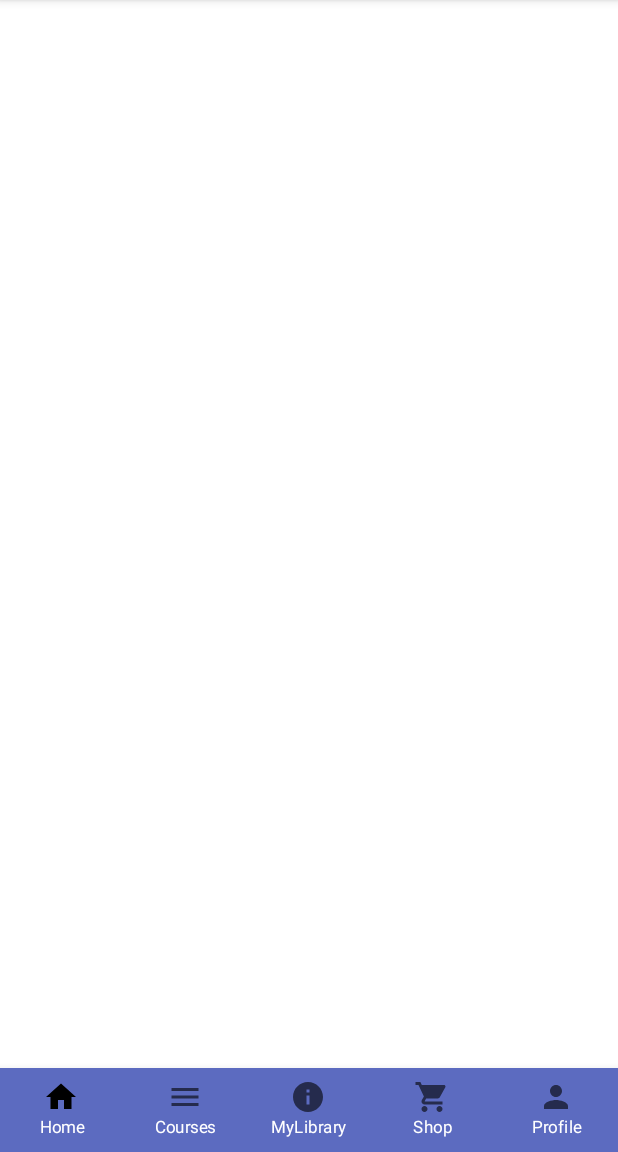
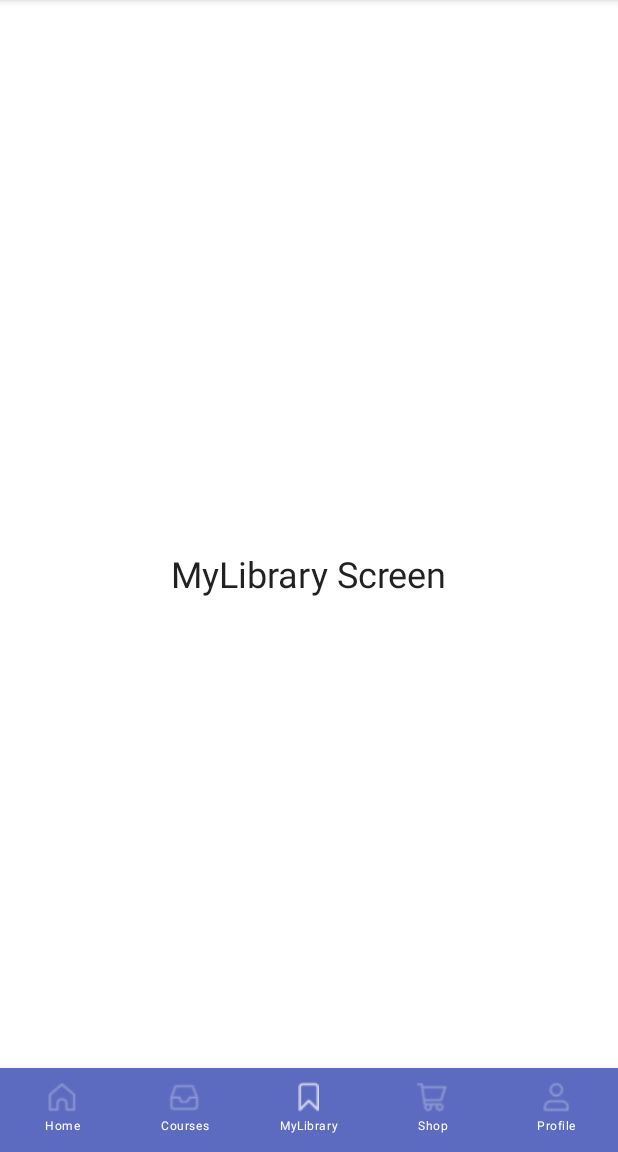
Before and after one commit to Notist-Software-Studio/Notist, an Android app built with Jetpack Compose: the screen it shows after launch (MainActivity), item 3 of the bottom bar chosen, on a phone screen of 412 x 824 dp, the part 84-1236 px from its top. Run offline under Robolectric (Android 15) with nearby library versions, the phone set to English and light mode, and no system bars.

Commit message:
Added navigation control for bottom navbar and some screen templates

```diff
--- a/app/build.gradle
+++ b/app/build.gradle
@@ -47,6 +47,8 @@ android {
 
 dependencies {
 
+    def nav_version = "2.4.2"
+
     implementation 'androidx.core:core-ktx:1.7.0'
     implementation "androidx.compose.ui:ui:$compose_version"
     implementation "androidx.compose.material:material:$compose_version"
@@ -59,4 +61,6 @@ dependencies {
     androidTestImplementation "androidx.compose.ui:ui-test-junit4:$compose_version"
     debugImplementation "androidx.compose.ui:ui-tooling:$compose_version"
     debugImplementation "androidx.compose.ui:ui-test-manifest:$compose_version"
+
+    implementation "androidx.navigation:navigation-compose:$nav_version"
 }
--- a/app/src/main/java/com/example/notist/MainActivity.kt
+++ b/app/src/main/java/com/example/notist/MainActivity.kt
@@ -7,34 +7,56 @@ import androidx.compose.material.Scaffold
 import androidx.compose.runtime.Composable
 import androidx.compose.ui.tooling.preview.Preview
 import androidx.compose.ui.unit.dp
+import androidx.navigation.compose.NavHost
+import androidx.navigation.compose.composable
+import androidx.navigation.compose.rememberNavController
+import com.example.notist.navigation.NavRoutes
 import com.example.notist.ui.theme.NotistTheme
 import com.example.notist.presentation.bar.bottomNavigation
 import com.example.notist.presentation.bar.upNavigation
+import com.example.notist.presentation.screens.Home
+import com.example.notist.presentation.screens.Courses
+import com.example.notist.presentation.screens.Profile
+import com.example.notist.presentation.screens.MyLibrary
+import com.example.notist.presentation.screens.Shop
 
 class MainActivity : ComponentActivity() {
     override fun onCreate(savedInstanceState: Bundle?) {
         super.onCreate(savedInstanceState)
         setContent {
-            NotistTheme {
-                NotistApp()
-            }
+            NotistApp()
         }
     }
 }
-
-@Composable
-fun NotistApp() {
-    NotistTheme {
-        Scaffold(
-            topBar = { upNavigation() },
-            bottomBar = { bottomNavigation() }
-        ) { padding -> 20.dp }
-    }
-}
-
 
 @Preview(showBackground = true)
 @Composable
 fun DefaultPreview() {
     NotistApp()
 }
+
+@Composable
+fun NotistApp() {
+
+    val navController = rememberNavController()
+
+    NotistTheme {
+        Scaffold(
+            topBar = { upNavigation() },
+            bottomBar = { bottomNavigation(navController = navController) }
+        ) { padding -> 20.dp
+            NavHost(
+                navController = navController,
+                startDestination = NavRoutes.Home.route
+            ) {
+                composable(NavRoutes.Home.route) { Home() }
+                composable(NavRoutes.Courses.route) { Courses() }
+                composable(NavRoutes.Profile.route) { Profile() }
+                composable(NavRoutes.MyLibrary.route) { MyLibrary() }
+                composable(NavRoutes.Shop.route) { Shop() }
+            }
+        }
+    }
+
+
+}
--- /dev/null
+++ b/app/src/main/java/com/example/notist/navigation/NavRoutes.kt
@@ -0,0 +1,19 @@
+package com.example.notist.navigation
+
+import androidx.annotation.DrawableRes
+import androidx.annotation.StringRes
+import com.example.notist.R
+
+sealed class NavRoutes(
+    val route: String,
+    @StringRes val title: Int,
+    @DrawableRes val icon: Int) {
+    object Home: NavRoutes("home", R.string.bottom_navigation_home, R.drawable.home)
+    object Courses: NavRoutes("courses", R.string.bottom_navigation_courses, R.drawable.course)
+    object Profile: NavRoutes("profile", R.string.bottom_navigation_profile, R.drawable.shape)
+    object MyLibrary: NavRoutes("myLibrary",
+        R.string.bottom_navigation_myLibrary,
+        R.drawable.library
+    )
+    object Shop: NavRoutes("shop", R.string.bottom_navigation_shop, R.drawable.shopping)
+}
--- /dev/null
+++ b/app/src/main/java/com/example/notist/navigation/Navigation.kt
@@ -0,0 +1,10 @@
+package com.example.notist.navigation
+
+import androidx.compose.runtime.Composable
+import androidx.navigation.compose.rememberNavController
+
+@Composable
+fun Navigation() {
+    val navController = rememberNavController()
+
+}
--- a/app/src/main/java/com/example/notist/presentation/bar/Downbar.kt
+++ b/app/src/main/java/com/example/notist/presentation/bar/Downbar.kt
@@ -1,86 +1,40 @@
 package com.example.notist.presentation.bar
 
+import androidx.compose.foundation.layout.size
 import androidx.compose.material.*
-import androidx.compose.material.icons.Icons
-import androidx.compose.material.icons.filled.*
 import androidx.compose.runtime.Composable
+import androidx.compose.runtime.getValue
 import androidx.compose.ui.Modifier
 import androidx.compose.ui.graphics.Color
+import androidx.compose.ui.res.painterResource
 import androidx.compose.ui.res.stringResource
+import androidx.compose.ui.unit.dp
 import androidx.compose.ui.unit.sp
-import com.example.notist.R
+import androidx.navigation.NavController
+import androidx.navigation.compose.currentBackStackEntryAsState
+import com.example.notist.navigation.NavRoutes
 
 @Composable
-fun bottomNavigation(modifier: Modifier = Modifier) {
+fun bottomNavigation(modifier: Modifier = Modifier, navController: NavController) {
+
+    val navItems = listOf(NavRoutes.Home, NavRoutes.Courses, NavRoutes.MyLibrary, NavRoutes.Shop, NavRoutes.Profile)
+
     BottomNavigation(
         backgroundColor = Color(0xFF5C6BC0),
         modifier = modifier
     ) {
-        BottomNavigationItem(
-            icon = {
-                Icon(
-                    imageVector = Icons.Default.Home,
-                    contentDescription = null
-                )
-            },
-            label = { Text(stringResource(R.string.bottom_navigation_home),
-                color = Color.White,
-                fontSize = 11.sp) },
-            selected = true,
-            onClick = {}
+        val navBackStackEntry by navController.currentBackStackEntryAsState()
+        val currentRoute = navBackStackEntry?.destination?.route
 
-        )
-        BottomNavigationItem(
-            icon = {
-                Icon(
-                    imageVector = Icons.Default.Menu,
-                    contentDescription = null
-                )
-            },
-            label = { Text(stringResource(R.string.bottom_navigation_courses),
-                color = Color.White,
-                fontSize = 11.sp) },
-            selected = false,
-            onClick = {}
-        )
-        BottomNavigationItem(
-            icon = {
-                Icon(
-                    imageVector = Icons.Default.Info,
-                    contentDescription = null
-                )
-            },
-            label = { Text(stringResource(R.string.bottom_navigation_myLibrary),
-                color = Color.White,
-                fontSize = 11.sp) },
-            selected = false,
-            onClick = {}
-        )
-        BottomNavigationItem(
-            icon = {
-                Icon(
-                    imageVector = Icons.Default.ShoppingCart,
-                    contentDescription = null
-                )
-            },
-            label = { Text(stringResource(R.string.bottom_navigation_shop),
-                color = Color.White,
-                fontSize = 11.sp) },
-            selected = false,
-            onClick = {}
-        )
-        BottomNavigationItem(
-            icon = {
-                Icon(
-                    imageVector = Icons.Default.Person,
-                    contentDescription = null
-                )
-            },
-            label = { Text(stringResource(R.string.bottom_navigation_profile),
-                color = Color.White,
-                fontSize = 11.sp) },
-            selected = false,
-            onClick = {}
-        )
+        navItems.forEach { item ->
+            BottomNavigationItem(
+                icon = { Icon(painter = painterResource(id = item.icon), contentDescription = "", modifier = Modifier.size(20.dp)) },
+                label = { Text(text = stringResource(id = item.title), color = Color.White, fontSize = 8.sp) },
+                selectedContentColor = Color.White,
+                unselectedContentColor = Color.White.copy(0.4f),
+                selected = currentRoute == item.route,
+                onClick = { navController.navigate(item.route) }
+            )
+        }
     }
 }
--- a/app/src/main/java/com/example/notist/presentation/courses/CourseScreen.kt
+++ b/app/src/main/java/com/example/notist/presentation/courses/CourseScreen.kt
@@ -18,6 +18,7 @@ import androidx.compose.ui.res.colorResource
 import androidx.compose.ui.res.stringResource
 import androidx.compose.ui.tooling.preview.Preview
 import androidx.compose.ui.unit.dp
+import androidx.navigation.compose.rememberNavController
 import com.example.notist.R
 import com.example.notist.presentation.bar.bottomNavigation
 import com.example.notist.presentation.bar.upNavigation
@@ -148,18 +149,18 @@ fun HomeScreen(modifier: Modifier = Modifier) {
 }
 @Composable
 fun MyCourseApp(){
+
+    val navController = rememberNavController()
+
     NotistTheme {
         Scaffold(
             topBar = { upNavigation() },
-            bottomBar = { bottomNavigation() }
+            bottomBar = { bottomNavigation(navController = navController) }
         ) { padding ->
             HomeScreen(Modifier.padding(padding))
         }
     }
 }
-
-
-
 
 @Preview(showBackground = true)
 @Composable
--- /dev/null
+++ b/app/src/main/java/com/example/notist/presentation/screens/Courses.kt
@@ -0,0 +1,19 @@
+package com.example.notist.presentation.screens
+
+import androidx.compose.foundation.layout.*
+import androidx.compose.material.*
+import androidx.compose.runtime.*
+import androidx.compose.ui.Alignment
+import androidx.compose.ui.Modifier
+
+@Composable
+fun Courses() {
+
+    Box(
+        modifier = Modifier
+            .fillMaxSize(),
+        contentAlignment = Alignment.Center
+    ) {
+        Text("Courses Screen", style = MaterialTheme.typography.h5)
+    }
+}
--- /dev/null
+++ b/app/src/main/java/com/example/notist/presentation/screens/Home.kt
@@ -0,0 +1,19 @@
+package com.example.notist.presentation.screens
+
+import androidx.compose.foundation.layout.*
+import androidx.compose.material.*
+import androidx.compose.runtime.*
+import androidx.compose.ui.Alignment
+import androidx.compose.ui.Modifier
+
+@Composable
+fun Home() {
+
+    Box(
+        modifier = Modifier
+            .fillMaxSize(),
+        contentAlignment = Alignment.Center
+    ) {
+        Text("Home Screen", style = MaterialTheme.typography.h5)
+    }
+}
--- /dev/null
+++ b/app/src/main/java/com/example/notist/presentation/screens/MyLibrary.kt
@@ -0,0 +1,19 @@
+package com.example.notist.presentation.screens
+
+import androidx.compose.foundation.layout.*
+import androidx.compose.material.*
+import androidx.compose.runtime.*
+import androidx.compose.ui.Alignment
+import androidx.compose.ui.Modifier
+
+@Composable
+fun MyLibrary() {
+
+    Box(
+        modifier = Modifier
+            .fillMaxSize(),
+        contentAlignment = Alignment.Center
+    ) {
+        Text("MyLibrary Screen", style = MaterialTheme.typography.h5)
+    }
+}
--- /dev/null
+++ b/app/src/main/java/com/example/notist/presentation/screens/Profile.kt
@@ -0,0 +1,19 @@
+package com.example.notist.presentation.screens
+
+import androidx.compose.foundation.layout.*
+import androidx.compose.material.*
+import androidx.compose.runtime.*
+import androidx.compose.ui.Alignment
+import androidx.compose.ui.Modifier
+
+@Composable
+fun Profile() {
+
+    Box(
+        modifier = Modifier
+            .fillMaxSize(),
+        contentAlignment = Alignment.Center
+    ) {
+        Text("Profile Screen", style = MaterialTheme.typography.h5)
+    }
+}
--- /dev/null
+++ b/app/src/main/java/com/example/notist/presentation/screens/Shop.kt
@@ -0,0 +1,19 @@
+package com.example.notist.presentation.screens
+
+import androidx.compose.foundation.layout.*
+import androidx.compose.material.*
+import androidx.compose.runtime.*
+import androidx.compose.ui.Alignment
+import androidx.compose.ui.Modifier
+
+@Composable
+fun Shop() {
+
+    Box(
+        modifier = Modifier
+            .fillMaxSize(),
+        contentAlignment = Alignment.Center
+    ) {
+        Text("Shop Screen", style = MaterialTheme.typography.h5)
+    }
+}
--- a/build.gradle
+++ b/build.gradle
@@ -2,7 +2,7 @@ buildscript {
     ext {
         compose_version = '1.1.0-beta01'
     }
-}// Top-level build file where you can add configuration options common to all sub-projects/modules.
+}
 plugins {
     id 'com.android.application' version '7.2.0' apply false
     id 'com.android.library' version '7.2.0' apply false
```
